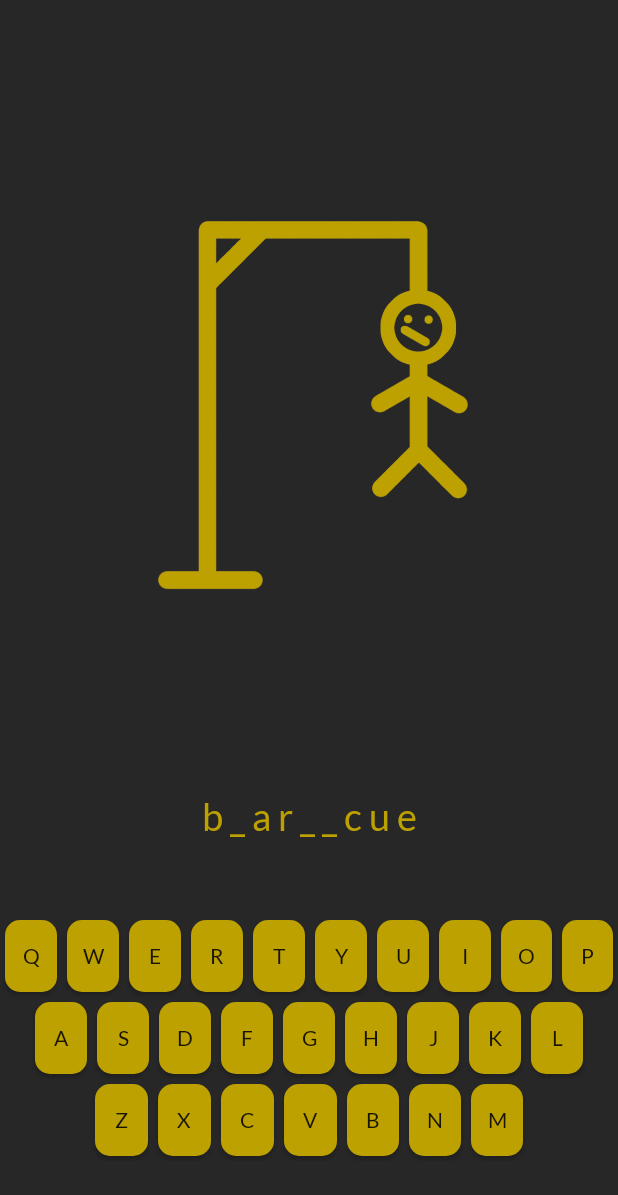
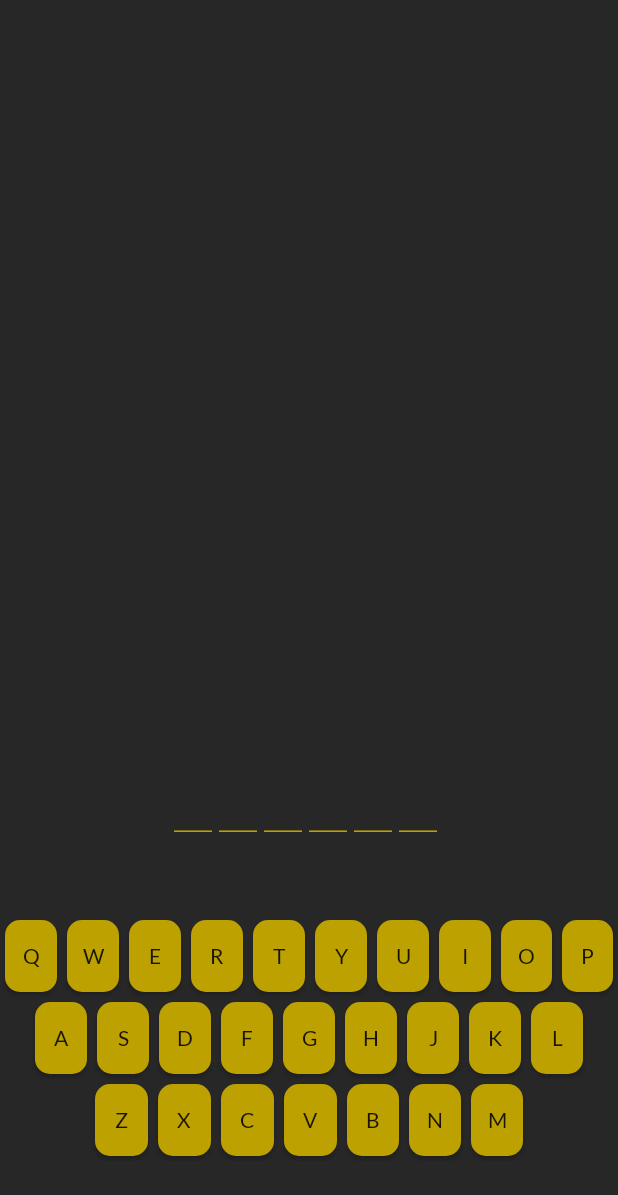
Before and after one commit to dzazef/aplikacje-mobilne, an Android app: the screen it shows after launch (MainActivity), on a phone screen of 412 x 824 dp. Shown: the top 1195 px of the screen. Run offline under Robolectric (Android 15) with nearby library versions, the phone set to English and light mode, and no system bars.

Commit message:
Implement main game logic

```diff
--- a/lista2/Hangman/app/src/main/java/pl/dzazef/hangman/MainActivity.kt
+++ b/lista2/Hangman/app/src/main/java/pl/dzazef/hangman/MainActivity.kt
@@ -4,9 +4,15 @@ import android.content.Context
 import android.support.v7.app.AppCompatActivity
 import android.os.Bundle
 import android.util.Log
+import android.view.View
+import android.widget.Button
+import android.widget.Toast
+import kotlinx.android.synthetic.main.activity_main.*
 import java.util.*
 
+
 fun Array<String>.random(): String = if (size > 0) get(Random().nextInt(size)) else ""
+
 fun String.addSpaces(): String {
     var out = ""
     for (i in this) {
@@ -16,29 +22,112 @@ fun String.addSpaces(): String {
 }
 
 class WordManager(private val context: Context) {
-    val guessedLetters : List<Char> = mutableListOf('a', 'e', 'i', 'o', 'u')
-    var currentWord : String = randomWord()
-    var dashedWord : String = wordToDash(currentWord, guessedLetters)
+    var guessedLetters = mutableListOf<Char>()
+    var currentWord : String = ""
+    var dashedWord : String = ""
+    var old = Integer.MAX_VALUE
+    var new = 0
 
-    fun randomWord() : String = context.resources.getStringArray(R.array.words).random().addSpaces()
-    fun wordToDash(word: String, letters: List<Char>): String {
-        var newWord = word
+    fun randomWord(): String {
+        currentWord = context.resources.getStringArray(R.array.words).random().toUpperCase().addSpaces()
+        return currentWord
+    }
+
+    fun wordToDash(): String {
+        var newWord = currentWord
         for (l in newWord) {
-            if (l !in letters && l!=' ') {
-                newWord = newWord.replace(l.toString(), "_")
+            if (l !in guessedLetters && l!=' ' && l!='＿') {
+                newWord = newWord.replace(l.toString(), "＿")
             }
         }
-        return newWord
+        dashedWord = newWord
+        new = dashedWord.filter { it == '＿' }.length
+        return dashedWord
+    }
+
+    fun addLetter(letter: Char) {
+        guessedLetters.add(letter)
+    }
+
+    fun change(): Boolean {
+        val temp = old
+        old = new
+        return (new<temp)
     }
 }
 
 class MainActivity : AppCompatActivity() {
+    private val wordManager by lazy {
+        WordManager(this)
+    }
+    var whichImage = 0
 
     override fun onCreate(savedInstanceState: Bundle?) {
         super.onCreate(savedInstanceState)
         setContentView(R.layout.activity_main)
-        val wordManager = WordManager(this)
+
+        wordManager.randomWord()
+        textView.text = wordManager.wordToDash()
+
         Log.d("INFO1", wordManager.currentWord)
         Log.d("INFO1", wordManager.dashedWord)
     }
+
+    fun onClick(view: View) {
+        when (findViewById<Button>(view.id)) {
+            buttonQ -> wordManager.addLetter('Q')
+            buttonW -> wordManager.addLetter('W')
+            buttonE -> wordManager.addLetter('E')
+            buttonR -> wordManager.addLetter('R')
+            buttonT -> wordManager.addLetter('T')
+            buttonY -> wordManager.addLetter('Y')
+            buttonU -> wordManager.addLetter('U')
+            buttonI -> wordManager.addLetter('I')
+            buttonO -> wordManager.addLetter('O')
+            buttonP -> wordManager.addLetter('P')
+            buttonA -> wordManager.addLetter('A')
+            buttonS -> wordManager.addLetter('S')
+            buttonD -> wordManager.addLetter('D')
+            buttonF -> wordManager.addLetter('F')
+            buttonG -> wordManager.addLetter('G')
+            buttonH -> wordManager.addLetter('H')
+            buttonJ -> wordManager.addLetter('J')
+            buttonK -> wordManager.addLetter('K')
+            buttonL -> wordManager.addLetter('L')
+            buttonZ -> wordManager.addLetter('Z')
+            buttonX -> wordManager.addLetter('X')
+            buttonC -> wordManager.addLetter('C')
+            buttonV -> wordManager.addLetter('V')
+            buttonB -> wordManager.addLetter('B')
+            buttonN -> wordManager.addLetter('N')
+            buttonM -> wordManager.addLetter('M')
+        }
+        textView.text = wordManager.wordToDash()
+        if (!wordManager.change()) whichImage++
+        if (checkHangman()) {
+            wordManager.guessedLetters.clear()
+            whichImage = 0
+            wordManager.randomWord()
+            textView.text = wordManager.wordToDash()
+            checkHangman()
+            Toast.makeText(this, " YOU LOST :C", Toast.LENGTH_SHORT).show()
+        }
+    }
+
+    fun checkHangman(): Boolean {
+        when (whichImage) {
+            0 -> imageView.setImageResource(0)
+            1 -> imageView.setImageResource(R.drawable.hangman1)
+            2 -> imageView.setImageResource(R.drawable.hangman2)
+            3 -> imageView.setImageResource(R.drawable.hangman3)
+            4 -> imageView.setImageResource(R.drawable.hangman4)
+            5 -> imageView.setImageResource(R.drawable.hangman5)
+            6 -> imageView.setImageResource(R.drawable.hangman6)
+            7 -> imageView.setImageResource(R.drawable.hangman7)
+            8 -> imageView.setImageResource(R.drawable.hangman8)
+            9 -> imageView.setImageResource(R.drawable.hangman9)
+            10 -> return true
+        }
+        return false
+    }
 }
--- a/lista2/Hangman/app/src/main/res/layout/activity_main.xml
+++ b/lista2/Hangman/app/src/main/res/layout/activity_main.xml
@@ -8,7 +8,7 @@
         tools:context=".MainActivity" android:background="@color/colorBackground">
     <ImageView
             android:layout_width="0dp"
-            android:layout_height="0dp" app:srcCompat="@drawable/hangman9"
+            android:layout_height="0dp"
             android:id="@+id/imageView"
             android:layout_marginTop="8dp"
             app:layout_constraintTop_toTopOf="parent" app:layout_constraintStart_toStartOf="parent"
@@ -41,60 +41,69 @@
                     android:layout_width="wrap_content"
                     android:layout_height="wrap_content" android:id="@+id/buttonQ" android:layout_weight="1"
                     android:layout_margin="3dp" android:background="@drawable/button_rounded"
-                    android:fontFamily="@font/lato"/>
+                    android:fontFamily="@font/lato" android:onClick="onClick"/>
             <Button
                     android:text="W"
                     android:layout_width="wrap_content"
                     android:layout_height="wrap_content" android:id="@+id/buttonW" android:layout_weight="1"
                     android:layout_margin="3dp" android:background="@drawable/button_rounded"
+                    android:onClick="onClick"
                     android:fontFamily="@font/lato"/>
             <Button
                     android:text="E"
                     android:layout_width="wrap_content"
                     android:layout_height="wrap_content" android:id="@+id/buttonE" android:layout_weight="1"
                     android:layout_margin="3dp" android:background="@drawable/button_rounded"
+                    android:onClick="onClick"
                     android:fontFamily="@font/lato"/>
             <Button
                     android:text="R"
                     android:layout_width="wrap_content"
                     android:layout_height="wrap_content" android:id="@+id/buttonR" android:layout_weight="1"
                     android:layout_margin="3dp" android:background="@drawable/button_rounded"
+                    android:onClick="onClick"
                     android:fontFamily="@font/lato"/>
             <Button
                     android:text="T"
                     android:layout_width="wrap_content"
                     android:layout_height="wrap_content" android:id="@+id/buttonT" android:layout_weight="1"
                     android:layout_margin="3dp" android:background="@drawable/button_rounded"
+                    android:onClick="onClick"
                     android:fontFamily="@font/lato"/>
             <Button
                     android:text="Y"
                     android:layout_width="wrap_content"
                     android:layout_height="wrap_content" android:id="@+id/buttonY" android:layout_weight="1"
                     android:layout_margin="3dp" android:background="@drawable/button_rounded"
+                    android:onClick="onClick"
                     android:fontFamily="@font/lato"/>
             <Button
                     android:text="U"
                     android:layout_width="wrap_content"
                     android:layout_height="wrap_content" android:id="@+id/buttonU" android:layout_weight="1"
                     android:layout_margin="3dp" android:background="@drawable/button_rounded"
+                    android:onClick="onClick"
                     android:fontFamily="@font/lato"/>
             <Button
                     android:text="I"
                     android:layout_width="wrap_content"
                     android:layout_height="wrap_content" android:id="@+id/buttonI" android:layout_weight="1"
                     android:layout_margin="3dp" android:background="@drawable/button_rounded"
+                    android:onClick="onClick"
                     android:fontFamily="@font/lato"/>
             <Button
                     android:text="O"
                     android:layout_width="wrap_content"
                     android:layout_height="wrap_content" android:id="@+id/buttonO" android:layout_weight="1"
                     android:layout_margin="3dp" android:background="@drawable/button_rounded"
+                    android:onClick="onClick"
                     android:fontFamily="@font/lato"/>
             <Button
                     android:text="P"
                     android:layout_width="wrap_content"
                     android:layout_height="wrap_content" android:id="@+id/buttonP" android:layout_weight="1"
                     android:layout_margin="3dp" android:background="@drawable/button_rounded"
+                    android:onClick="onClick"
                     android:fontFamily="@font/lato"/>
         </TableRow>
         <TableRow android:layout_width="match_parent" android:layout_height="match_parent" android:gravity="center"
@@ -104,54 +113,63 @@
                     android:layout_width="wrap_content"
                     android:layout_height="wrap_content" android:id="@+id/buttonA" android:layout_weight="1"
                     android:layout_margin="3dp" android:background="@drawable/button_rounded"
+                    android:onClick="onClick"
                     android:fontFamily="@font/lato"/>
             <Button
                     android:text="S"
                     android:layout_width="wrap_content"
                     android:layout_height="wrap_content" android:id="@+id/buttonS" android:layout_weight="1"
                     android:layout_margin="3dp" android:background="@drawable/button_rounded"
+                    android:onClick="onClick"
                     android:fontFamily="@font/lato"/>
             <Button
                     android:text="D"
                     android:layout_width="wrap_content"
                     android:layout_height="wrap_content" android:id="@+id/buttonD" android:layout_weight="1"
                     android:layout_margin="3dp" android:background="@drawable/button_rounded"
+                    android:onClick="onClick"
                     android:fontFamily="@font/lato"/>
             <Button
                     android:text="F"
                     android:layout_width="wrap_content"
                     android:layout_height="wrap_content" android:id="@+id/buttonF" android:layout_weight="1"
                     android:layout_margin="3dp" android:background="@drawable/button_rounded"
+                    android:onClick="onClick"
                     android:fontFamily="@font/lato"/>
             <Button
                     android:text="G"
                     android:layout_width="wrap_content"
                     android:layout_height="wrap_content" android:id="@+id/buttonG" android:layout_weight="1"
                     android:layout_margin="3dp" android:background="@drawable/button_rounded"
+                    android:onClick="onClick"
                     android:fontFamily="@font/lato"/>
             <Button
                     android:text="H"
                     android:layout_width="wrap_content"
                     android:layout_height="wrap_content" android:id="@+id/buttonH" android:layout_weight="1"
                     android:layout_margin="3dp" android:background="@drawable/button_rounded"
+                    android:onClick="onClick"
                     android:fontFamily="@font/lato"/>
             <Button
                     android:text="J"
                     android:layout_width="wrap_content"
                     android:layout_height="wrap_content" android:id="@+id/buttonJ" android:layout_weight="1"
                     android:layout_margin="3dp" android:background="@drawable/button_rounded"
+                    android:onClick="onClick"
                     android:fontFamily="@font/lato"/>
             <Button
                     android:text="K"
                     android:layout_width="wrap_content"
                     android:layout_height="wrap_content" android:id="@+id/buttonK" android:layout_weight="1"
                     android:layout_margin="3dp" android:background="@drawable/button_rounded"
+                    android:onClick="onClick"
                     android:fontFamily="@font/lato"/>
             <Button
                     android:text="L"
                     android:layout_width="wrap_content"
                     android:layout_height="wrap_content" android:id="@+id/buttonL" android:layout_weight="1"
                     android:layout_margin="3dp" android:background="@drawable/button_rounded"
+                    android:onClick="onClick"
                     android:fontFamily="@font/lato"/>
         </TableRow>
         <TableRow android:layout_width="match_parent" android:layout_height="match_parent" android:gravity="center"
@@ -161,42 +179,49 @@
                     android:layout_width="wrap_content"
                     android:layout_height="wrap_content" android:id="@+id/buttonZ" android:layout_weight="1"
                     android:layout_margin="3dp" android:background="@drawable/button_rounded"
+                    android:onClick="onClick"
                     android:fontFamily="@font/lato"/>
             <Button
                     android:text="X"
                     android:layout_width="wrap_content"
                     android:layout_height="wrap_content" android:id="@+id/buttonX" android:layout_weight="1"
                     android:layout_margin="3dp" android:background="@drawable/button_rounded"
+                    android:onClick="onClick"
                     android:fontFamily="@font/lato"/>
             <Button
                     android:text="C"
                     android:layout_width="wrap_content"
                     android:layout_height="wrap_content" android:id="@+id/buttonC" android:layout_weight="1"
                     android:layout_margin="3dp" android:background="@drawable/button_rounded"
+                    android:onClick="onClick"
                     android:fontFamily="@font/lato"/>
             <Button
                     android:text="V"
                     android:layout_width="wrap_content"
                     android:layout_height="wrap_content" android:id="@+id/buttonV" android:layout_weight="1"
                     android:layout_margin="3dp" android:background="@drawable/button_rounded"
+                    android:onClick="onClick"
                     android:fontFamily="@font/lato"/>
             <Button
                     android:text="B"
                     android:layout_width="wrap_content"
                     android:layout_height="wrap_content" android:id="@+id/buttonB" android:layout_weight="1"
                     android:layout_margin="3dp" android:background="@drawable/button_rounded"
+                    android:onClick="onClick"
                     android:fontFamily="@font/lato"/>
             <Button
                     android:text="N"
                     android:layout_width="wrap_content"
                     android:layout_height="wrap_content" android:id="@+id/buttonN" android:layout_weight="1"
                     android:layout_margin="3dp" android:background="@drawable/button_rounded"
+                    android:onClick="onClick"
                     android:fontFamily="@font/lato"/>
             <Button
                     android:text="M"
                     android:layout_width="wrap_content"
                     android:layout_height="wrap_content" android:id="@+id/buttonM" android:layout_weight="1"
                     android:layout_margin="3dp" android:background="@drawable/button_rounded"
+                    android:onClick="onClick"
                     android:fontFamily="@font/lato"/>
         </TableRow>
     </TableLayout>
```
